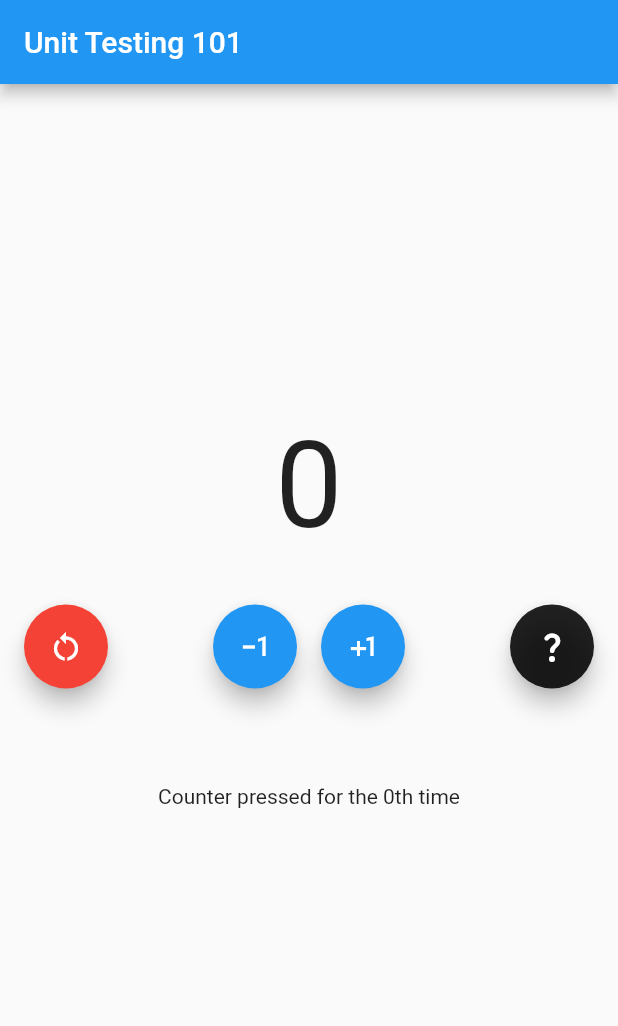
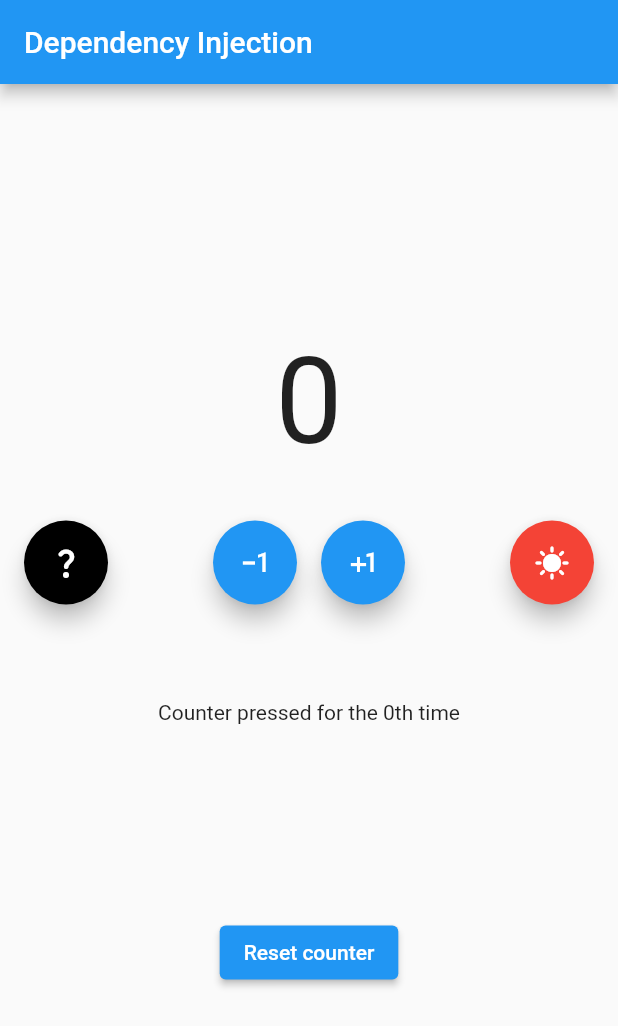
Before and after one commit to leewrigg/unit_test_workshop, a Flutter app: the screen it shows after launch, on a phone screen of 412 x 824 dp. Shown: the top 1026 px of the screen. Run offline on Flutter 3.47's test engine with Material 2 defaults, Android fonts, the phone set to English and light mode, and no system bars; our stand-ins replace geolocator.

Commit message:
Lesson 2

```diff
--- a/lib/main.dart
+++ b/lib/main.dart
@@ -14,7 +14,7 @@ class MyApp extends StatelessWidget {
     return MaterialApp(
       title: 'Unit Test Demo',
       theme: ThemeData(primarySwatch: Colors.blue),
-      home: const MyHomePage(title: 'Unit Testing 101'),
+      home: const MyHomePage(title: 'Dependency Injection'),
     );
   }
 }
@@ -55,6 +55,11 @@ class _MyHomePageState extends State<MyHomePage> {
     });
   }
 
+  void _temperatureCounter() async {
+    await counter.weather();
+    setState(() {});
+  }
+
   @override
   Widget build(BuildContext context) {
     return Scaffold(
@@ -76,9 +81,9 @@ class _MyHomePageState extends State<MyHomePage> {
                 mainAxisAlignment: MainAxisAlignment.spaceBetween,
                 children: [
                   FloatingActionButton(
-                    onPressed: _resetCounter,
-                    backgroundColor: Colors.red,
-                    child: const Icon(Icons.restart_alt),
+                    onPressed: _randomCounter,
+                    backgroundColor: Colors.black,
+                    child: const Icon(Icons.question_mark_rounded),
                   ),
                   Row(
                     children: [
@@ -94,16 +99,20 @@ class _MyHomePageState extends State<MyHomePage> {
                     ],
                   ),
                   FloatingActionButton(
-                    onPressed: _randomCounter,
-                    backgroundColor: Colors.black87,
-                    child: const Icon(Icons.question_mark_rounded),
+                    onPressed: _temperatureCounter,
+                    backgroundColor: Colors.red,
+                    child: const Icon(Icons.sunny),
                   ),
                 ],
               ),
               Padding(
-                padding: const EdgeInsets.symmetric(vertical: 64),
+                padding: const EdgeInsets.only(top: 64, bottom: 128),
                 child: Text(
                     "Counter pressed for the ${Utils.intWithSuffix(counter.valueChangedCount)} time"),
+              ),
+              ElevatedButton(
+                onPressed: _resetCounter,
+                child: Text("Reset counter"),
               )
             ],
           ),
--- /dev/null
+++ b/lib/models/lat_lng.dart
@@ -0,0 +1,6 @@
+class LatLng {
+  final double lat;
+  final double lng;
+
+  const LatLng(this.lat, this.lng);
+}
--- /dev/null
+++ b/lib/services/weather_service.dart
@@ -0,0 +1,23 @@
+import 'dart:convert';
+
+import 'package:http/http.dart' as http;
+import 'package:unit_test_workshop/models/lat_lng.dart';
+import 'package:unit_test_workshop/models/weather.dart';
+
+// API: https://www.weatherapi.com/docs/
+
+class WeatherAPI {
+  static const _apiKey = 'beb10d2f71d04ceeb28105452230303';
+
+  Future<Weather> getWeather(LatLng latLng) async {
+    final uri = Uri.parse(
+      'http://api.weatherapi.com/v1/current.json?q=${latLng.lat},${latLng.lng}&key=$_apiKey',
+    );
+
+    final response = await http.get(uri);
+
+    return Weather.fromJson(
+      jsonDecode(response.body),
+    );
+  }
+}
--- a/pubspec.yaml
+++ b/pubspec.yaml
@@ -16,6 +16,8 @@ dependencies:
   flutter:
     sdk: flutter
 
+  http: ^0.13.5
+  geolocator: ^9.0.2
   cupertino_icons: ^1.0.2
 
 dev_dependencies:
```
Also changed, not shown: lib/counter.dart (+28 -2 lines), lib/models/weather.dart (added, +25 -0 lines), lib/services/location_service.dart (added, +39 -0 lines), pubspec.lock, 6 other files.
